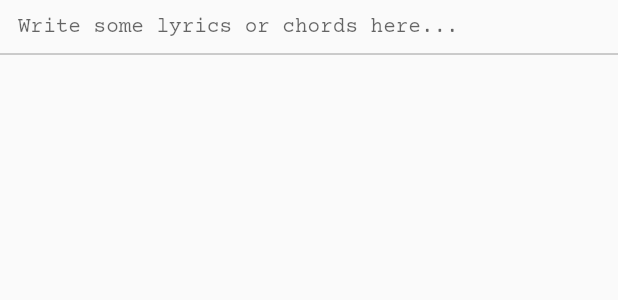
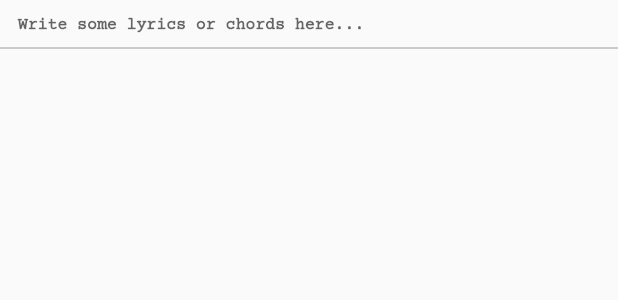
Before and after one commit to doodlezucc/repertoire, a Flutter app: the LyrichordsField widget shown alone on an empty page, opened directly with empty values, on a phone screen of 412 x 824 dp. Shown: the top 300 px of the screen. Run offline on Flutter 3.47's test engine with Material 2 defaults, Android fonts, the phone set to English and light mode, and no system bars; our stand-ins replace html_unescape; missing offline and left inert: autocomplete_textfield.

```diff
--- a/lib/lyrichords.dart
+++ b/lib/lyrichords.dart
@@ -120,7 +120,7 @@ class _LyrichordsFieldState extends State<LyrichordsField> {
   @override
   Widget build(BuildContext context) {
     resetChordController();
-    double fontSize = 14;
+    double fontSize = 11;
     double charWidth = fontSize * 0.603;
     double inset = 12;
     return SingleChildScrollView(
@@ -152,9 +152,11 @@ class _LyrichordsFieldState extends State<LyrichordsField> {
               hintText: "Write some lyrics or chords here...",
             ),
             style: TextStyle(
-                fontFamily: "CourierPrime",
-                fontSize: fontSize,
-                color: Colors.black),
+              fontFamily: "CourierPrime",
+              fontSize: fontSize,
+              color: Colors.black,
+              fontWeight: FontWeight.bold,
+            ),
           ),
         ),
       ),
```
Also changed, not shown: lib/web_extractors/ge.dart (+9 -6 lines).
